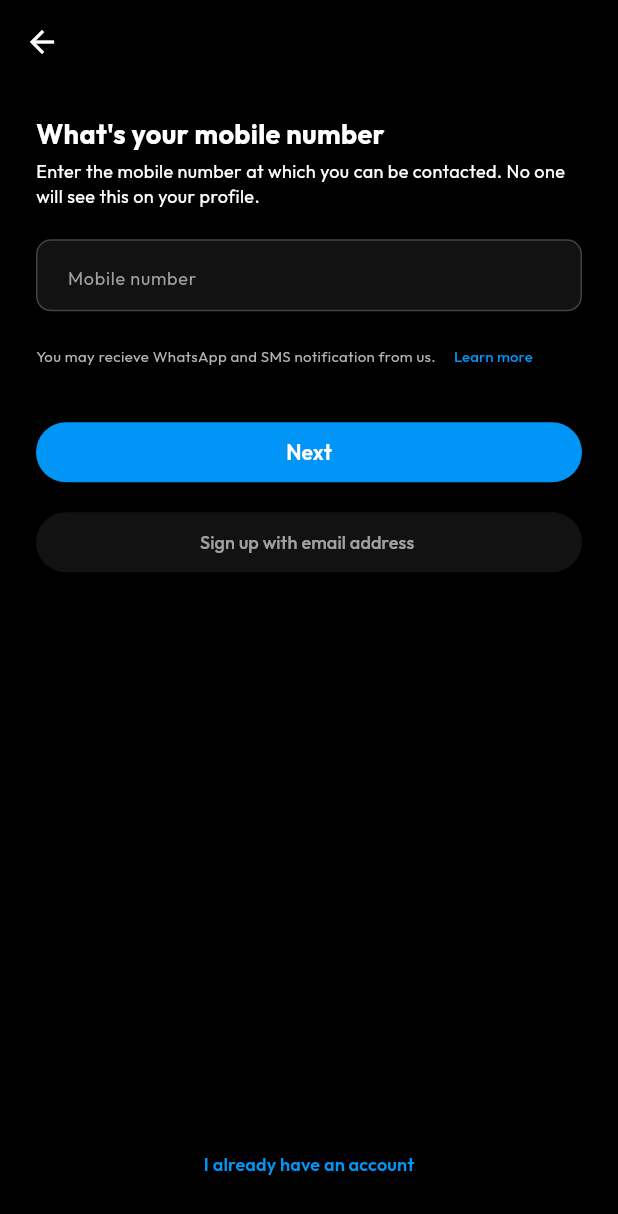
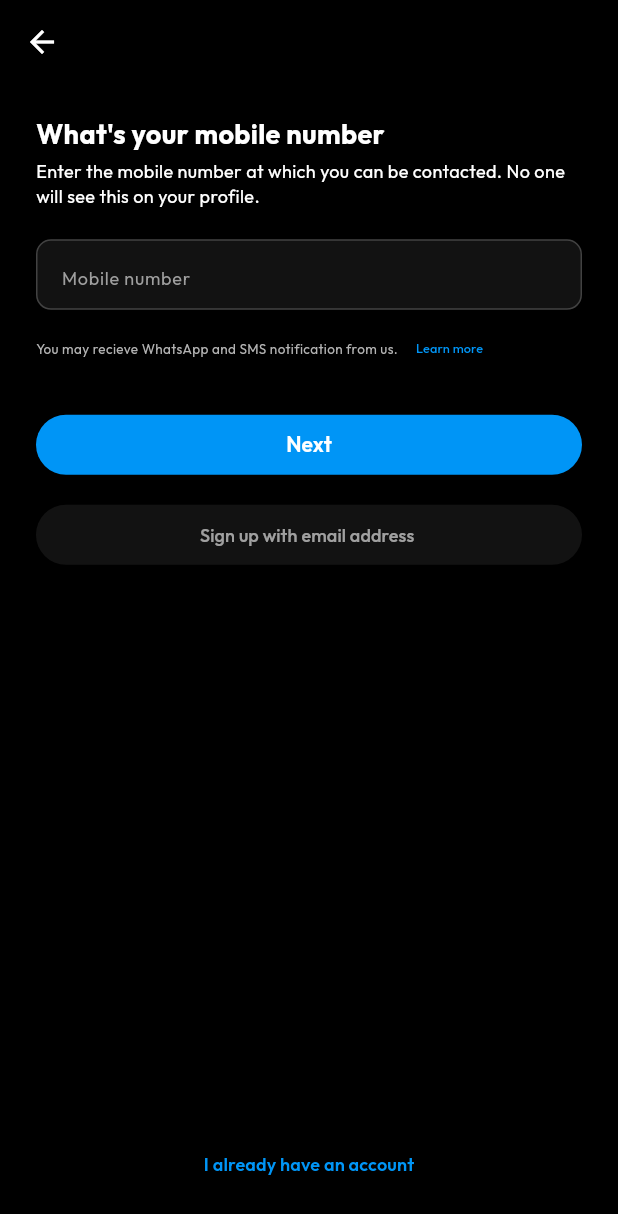
Before and after one commit to VaradSinghal/Instagram, a Flutter app: the screen it shows after launch, after a tap on "Create new account", on a phone screen of 412 x 824 dp. Shown: the top 1214 px of the screen. Run offline on Flutter 3.47's test engine with Material 3 defaults, Android fonts, the phone set to English and light mode, and no system bars; our stand-ins replace flutter_screenutil, google_fonts; statements that could not run were skipped.

Commit message:
pixel fixes

```diff
--- a/lib/feature/auth/presentation/views/login_screen.dart
+++ b/lib/feature/auth/presentation/views/login_screen.dart
@@ -24,7 +24,7 @@ class LoginScreen extends StatelessWidget {
                   _inputField('Username, email or phone number'),
                   SizedBox(height: 12),
                   _inputField('Password', isPassword: true),
-                  SizedBox(height: 18),
+                  SizedBox(height: 12),
 
                   SizedBox(
                     width: double.infinity,
--- a/lib/feature/auth/presentation/views/name_screen.dart
+++ b/lib/feature/auth/presentation/views/name_screen.dart
@@ -1,5 +1,3 @@
-import 'dart:io';
-
 import 'package:flutter/material.dart';
 import 'package:google_fonts/google_fonts.dart';
 import 'package:instagram/core/common/widgets/ig_button.dart';
--- a/lib/feature/auth/presentation/views/signup_screen.dart
+++ b/lib/feature/auth/presentation/views/signup_screen.dart
@@ -45,8 +45,8 @@ class _SignupScreenState extends State<SignupScreen> {
             const SizedBox(height: 20),
 
             Container(
-              height: 48,
-              padding: EdgeInsets.symmetric(horizontal: 20),
+              height: 47,
+              padding: EdgeInsets.symmetric(horizontal: 16),
               decoration: BoxDecoration(
                 color: Color(0xff121212),
                 borderRadius: BorderRadius.circular(10),
@@ -70,14 +70,14 @@ class _SignupScreenState extends State<SignupScreen> {
               ),
             ),
 
-            SizedBox(height: 6),
+            SizedBox(height: 2),
             if (!isEmail)
               Row(
                 children: [
                   Text(
                     'You may recieve WhatsApp and SMS notification from us.',
                     style: GoogleFonts.outfit(
-                      fontSize: 10,
+                      fontSize: 9,
                       fontWeight: FontWeight.w400,
                     ),
                   ),
@@ -88,7 +88,7 @@ class _SignupScreenState extends State<SignupScreen> {
                       "Learn more",
                       style: GoogleFonts.outfit(
                         color: AppColors.blue,
-                        fontSize: (10),
+                        fontSize: (8.5),
                       ),
                     ),
                   ),
--- a/lib/feature/auth/presentation/views/splash_screen.dart
+++ b/lib/feature/auth/presentation/views/splash_screen.dart
@@ -14,10 +14,11 @@ class _SplashScreenState extends State<SplashScreen> {
 
   @override
   void initState() {
-    // TODO: implement initState
     super.initState();
-    Future.delayed(const Duration(milliseconds: 2500), (){
-      Navigator.pushReplacement(context, MaterialPageRoute(builder: (_) =>LoginScreen()),
+    Future.delayed(const Duration(milliseconds: 2500), () {
+      Navigator.pushReplacement(
+        context,
+        MaterialPageRoute(builder: (_) => LoginScreen()),
       );
     });
   }
@@ -27,6 +28,7 @@ class _SplashScreenState extends State<SplashScreen> {
     _controller.dispose();
     super.dispose();
   }
+
   @override
   Widget build(BuildContext context) {
     return Scaffold(
@@ -37,7 +39,10 @@ class _SplashScreenState extends State<SplashScreen> {
               child: SizedBox(
                 width: 120.w,
                 height: 120.h,
-                child: Image.asset('assets/images/ig_logo.png', fit: BoxFit.contain,),
+                child: Image.asset(
+                  'assets/images/ig_logo.png',
+                  fit: BoxFit.contain,
+                ),
               ),
             ),
 
@@ -45,13 +50,17 @@ class _SplashScreenState extends State<SplashScreen> {
               bottom: 30.h,
               left: 0,
               right: 0,
-              child:Center(
-              child: SizedBox(
-                width: 80.w,
-                height: 80.h,
-                child: Image.asset('assets/images/meta.png', fit: BoxFit.contain,),
+              child: Center(
+                child: SizedBox(
+                  width: 80.w,
+                  height: 80.h,
+                  child: Image.asset(
+                    'assets/images/meta.jpeg',
+                    fit: BoxFit.contain,
+                  ),
+                ),
               ),
-            ) )
+            ),
           ],
         ),
       ),
```
